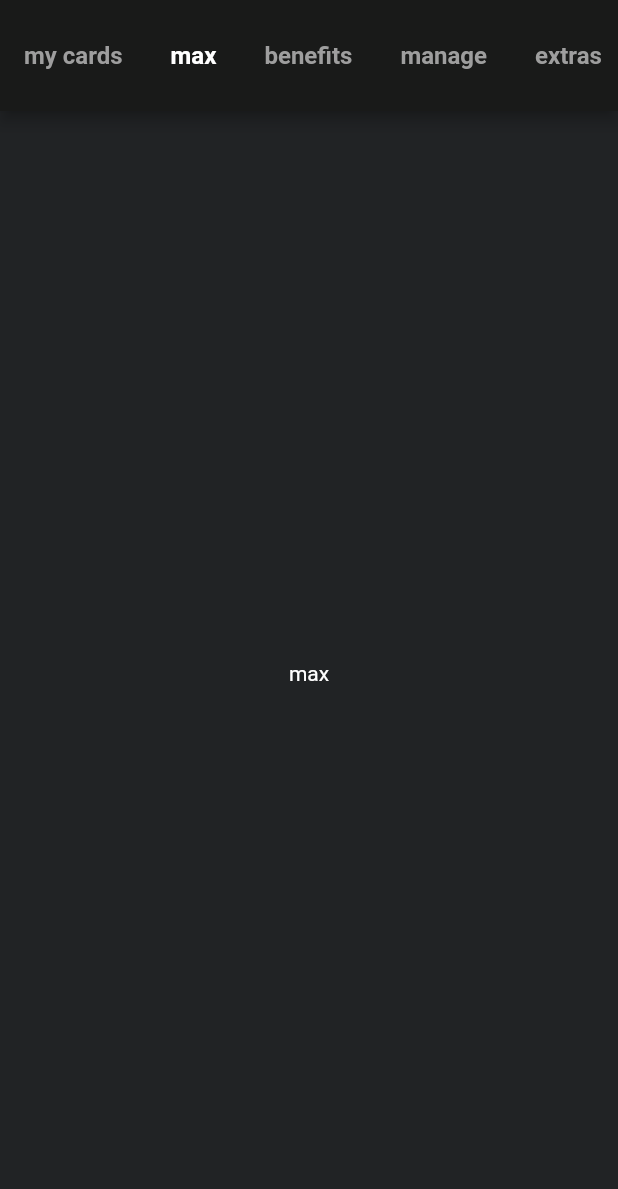
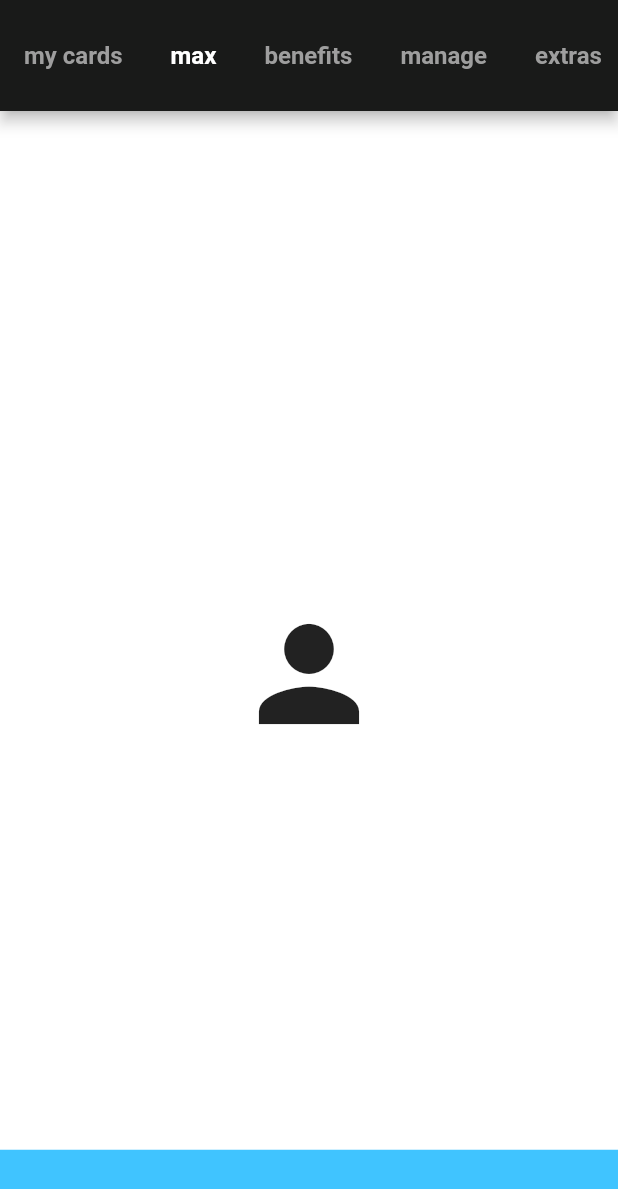
Before and after one commit to SharmaPrateek196/CredCloneFlutter, a Flutter app: the CardsPage screen opened by its route, tab 2 chosen, on a phone screen of 412 x 824 dp. Shown: the top 1189 px of the screen. Run offline on Flutter 3.47's test engine with Material 2 defaults, Android fonts, the phone set to English and light mode, and no system bars; our stand-ins replace flutter_neumorphic, get; missing offline and left inert: dart:ffi.

Commit message:
water up animation impl

```diff
--- /dev/null
+++ b/lib/ui/animation/CustomAnimationController.dart
@@ -0,0 +1,9 @@
+import 'package:flutter/animation.dart';
+import 'package:flutter/cupertino.dart';
+
+class CustomAnimationController extends AnimationController {
+
+  CustomAnimationController({Duration duration, TickerProvider vsync}): super(duration: duration, vsync: vsync);
+
+
+}
--- /dev/null
+++ b/lib/ui/animation/NotImplementedAnimation.dart
@@ -0,0 +1,64 @@
+import 'package:cred/ui/animation/CustomAnimationController.dart';
+import 'package:flutter/material.dart';
+
+class NotImplementedAnimation extends StatefulWidget {
+  const NotImplementedAnimation({Key key}) : super(key: key);
+
+  @override
+  _NotImplementedAnimationState createState() => _NotImplementedAnimationState();
+}
+
+class _NotImplementedAnimationState extends State<NotImplementedAnimation> with SingleTickerProviderStateMixin {
+  CustomAnimationController _animationController;
+  Animation<Color> _colorAnimation;
+  Animation<double> _waterHeightAnimation;
+
+  @override
+  void initState() {
+    super.initState();
+    _animationController = CustomAnimationController(
+        duration: const Duration(seconds: 4), vsync: this
+    );
+
+    // _colorAnimation = ColorTween(begin: Colors.white, end: Colors.red)
+    //   .animate(_animationController);
+    // _colorAnimation.addListener(() {
+    //   setState(() {});
+    // });
+    _waterHeightAnimation = Tween<double>(begin: 10, end: 200)//end: MediaQuery.of(context).size.height*0.9)
+      .animate(_animationController);
+    _waterHeightAnimation.addListener(() {
+      setState(() {});
+    });
+    _animationController.forward();
+  }
+
+  @override
+  Widget build(BuildContext context) {
+    return Stack(
+      children: [
+        Positioned.fill(
+            child: Align(
+              alignment: Alignment.center,
+              child: Icon(Icons.person, size: 100)
+            )
+        ),
+        Positioned.fill(
+          child: Align(
+            alignment: Alignment.bottomCenter,
+            child: Container(
+              height: _waterHeightAnimation.value,
+              color: Colors.lightBlueAccent,
+            ),
+          ),
+        )
+      ],
+    );
+  }
+
+  @override
+  void dispose() {
+    _animationController.dispose();
+    super.dispose();
+  }
+}
--- a/lib/ui/pages/cards/tabs/max/MaxPage.dart
+++ b/lib/ui/pages/cards/tabs/max/MaxPage.dart
@@ -1,3 +1,4 @@
+import 'package:cred/ui/animation/NotImplementedAnimation.dart';
 import 'package:flutter/material.dart';
 
 class MaxPage extends StatelessWidget {
@@ -5,6 +6,9 @@ class MaxPage extends StatelessWidget {
 
   @override
   Widget build(BuildContext context) {
-    return Center(child: Text("max", style: TextStyle(color: Colors.white)));
+    return Container(
+      color: Colors.white,
+      child: NotImplementedAnimation()
+    );
   }
 }
--- a/lib/ui/pages/money/tabs/accounts/AccountsPage.dart
+++ b/lib/ui/pages/money/tabs/accounts/AccountsPage.dart
@@ -1,5 +1,3 @@
-import 'package:cred/core/AppConstants.dart';
-import 'package:cred/core/Extensions.dart';
 import 'package:cred/core/GlobalActions.dart';
 import 'package:flutter/material.dart';
 import 'package:flutter_neumorphic/flutter_neumorphic.dart';
```
